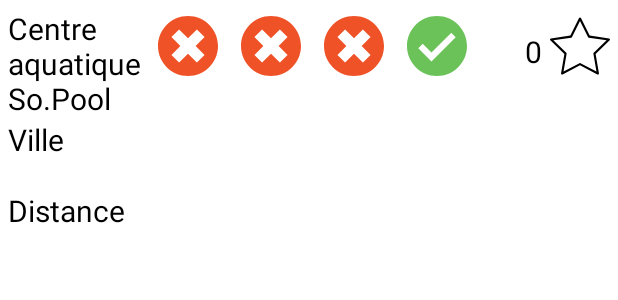
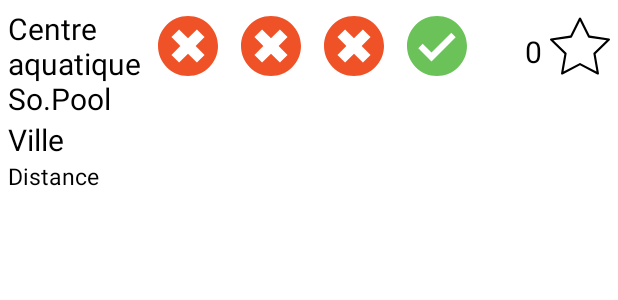
Before and after one commit to MDiya/ProjetLP, an Android app: the layout lv_item.xml on its own in the app's theme, with its tools: preview values and no code run, on a phone screen of 412 x 824 dp. Shown: the top 300 px of the screen. Run offline under Robolectric (Android 15) with nearby library versions, the phone set to English and light mode, and no system bars.

Commit message:
Derniere MAJ

```diff
--- a/app/src/main/res/layout-w599dp/lv_item.xml
+++ b/app/src/main/res/layout-w599dp/lv_item.xml
@@ -31,7 +31,6 @@
                 android:layout_width="match_parent"
                 android:layout_height="wrap_content"
                 android:text="Ville"
-                android:layout_marginBottom="20dp"
                 android:textAppearance="?android:attr/textAppearanceMedium"
                 android:textColor="#000"
                 android:textSize="20sp"
@@ -42,10 +41,9 @@
                 android:layout_width="match_parent"
                 android:layout_height="wrap_content"
                 android:text="Distance"
-                android:layout_marginBottom="20dp"
                 android:textAppearance="?android:attr/textAppearanceMedium"
                 android:textColor="#000"
-                android:textSize="20sp"
+                android:textSize="15sp"
                 android:layout_below="@+id/ville"/>
 
         </RelativeLayout>
--- a/app/src/main/res/layout-w600dp/activity_accueil.xml
+++ b/app/src/main/res/layout-w600dp/activity_accueil.xml
@@ -56,7 +56,7 @@
             android:layout_toRightOf="@+id/imgsport"
             android:layout_width="wrap_content"
             android:layout_height="wrap_content"
-            android:text="Visiter"
+            android:text="Visite"
             android:textColor="@color/dark"
             android:layout_marginRight="15dp"
             android:layout_centerVertical="true"
@@ -74,6 +74,7 @@
 
     </LinearLayout>
     <LinearLayout
+        android:id="@+id/listyLayout"
         android:layout_width="match_parent"
         android:layout_height="match_parent"
         android:layout_margin="5dp">
@@ -91,7 +92,8 @@
     <TextView
         android:layout_width="wrap_content"
         android:layout_height="wrap_content"
-        android:id="@+id/indisponible"/>
+        android:id="@+id/indisponible"
+        android:textSize="20sp"/>
     </LinearLayout>
 
 
--- a/app/src/main/res/layout/lv_item.xml
+++ b/app/src/main/res/layout/lv_item.xml
@@ -31,7 +31,6 @@
                 android:layout_width="match_parent"
                 android:layout_height="wrap_content"
                 android:text="Ville"
-                android:layout_marginBottom="20dp"
                 android:textAppearance="?android:attr/textAppearanceMedium"
                 android:textColor="#000"
                 android:textSize="20sp"
@@ -42,10 +41,9 @@
                 android:layout_width="match_parent"
                 android:layout_height="wrap_content"
                 android:text="Distance"
-                android:layout_marginBottom="20dp"
                 android:textAppearance="?android:attr/textAppearanceMedium"
                 android:textColor="#000"
-                android:textSize="20sp"
+                android:textSize="15sp"
                 android:layout_below="@+id/ville"/>
 
         </RelativeLayout>
--- a/app/src/main/res/layout/welcome_slide1.xml
+++ b/app/src/main/res/layout/welcome_slide1.xml
@@ -23,7 +23,7 @@
         android:layout_width="wrap_content"
         android:textAlignment="center"
         android:layout_height="wrap_content"
-        android:text="Cet icon désigne le bassin loisir de la piscine."/>
+        android:text="Cet icône désigne le bassin loisir de la piscine."/>
     <ImageView
         android:id="@+id/icon_patauge"
         android:layout_below="@+id/desc_loisir"
@@ -45,7 +45,7 @@
         android:layout_width="wrap_content"
         android:layout_height="wrap_content"
         android:textAlignment="center"
-        android:text="Cet icon désigne la pataugeoire de la piscine."/>
+        android:text="Cet icône désigne la pataugeoire de la piscine."/>
     <ImageView
         android:id="@+id/icon_sport"
         android:layout_below="@+id/desc_patauge"
@@ -66,5 +66,5 @@
         android:layout_margin="20dp"
         android:layout_width="wrap_content"
         android:layout_height="wrap_content"
-        android:text="Cet icon désigne le bassin sportif de la piscine."/>
+        android:text="Cet icône désigne le bassin sportif de la piscine."/>
 </RelativeLayout>
```
Also changed, not shown: app/src/main/java/com/example/mdiya/projetlp/Accueil.java (+24 -19 lines), app/src/main/java/com/example/mdiya/projetlp/CustomAdapter.java (+7 -2 lines), app/src/main/java/com/example/mdiya/projetlp/Details.java (+6 -4 lines), app/src/main/res/layout/activity_accueil.xml (+4 -3 lines).
